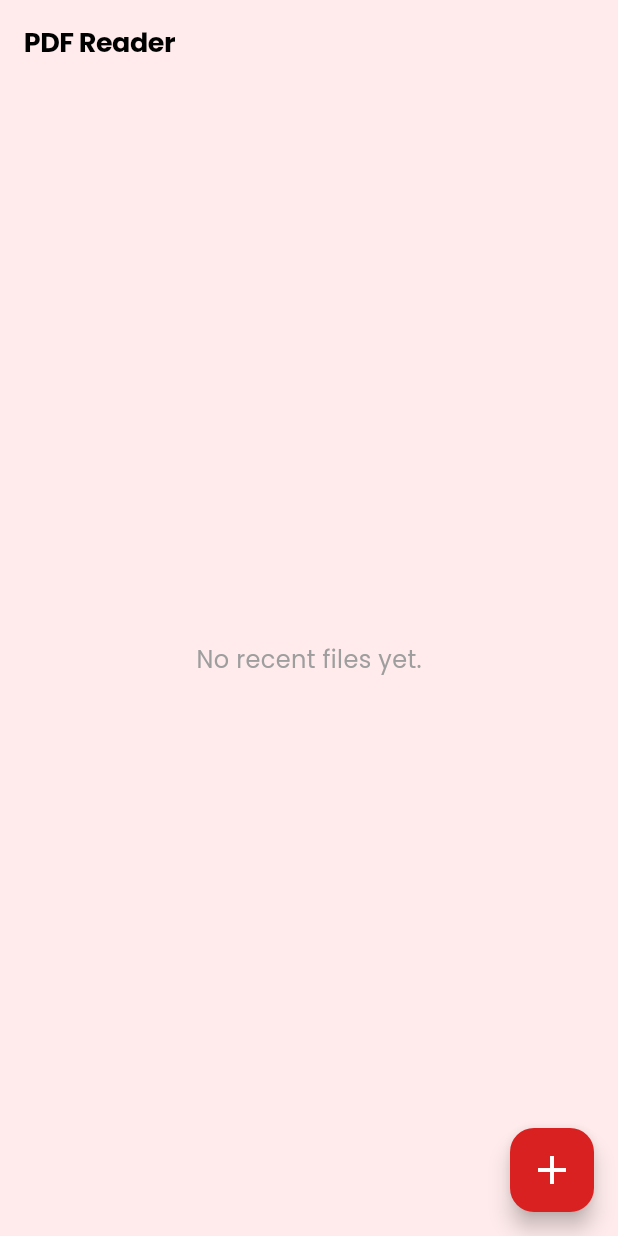
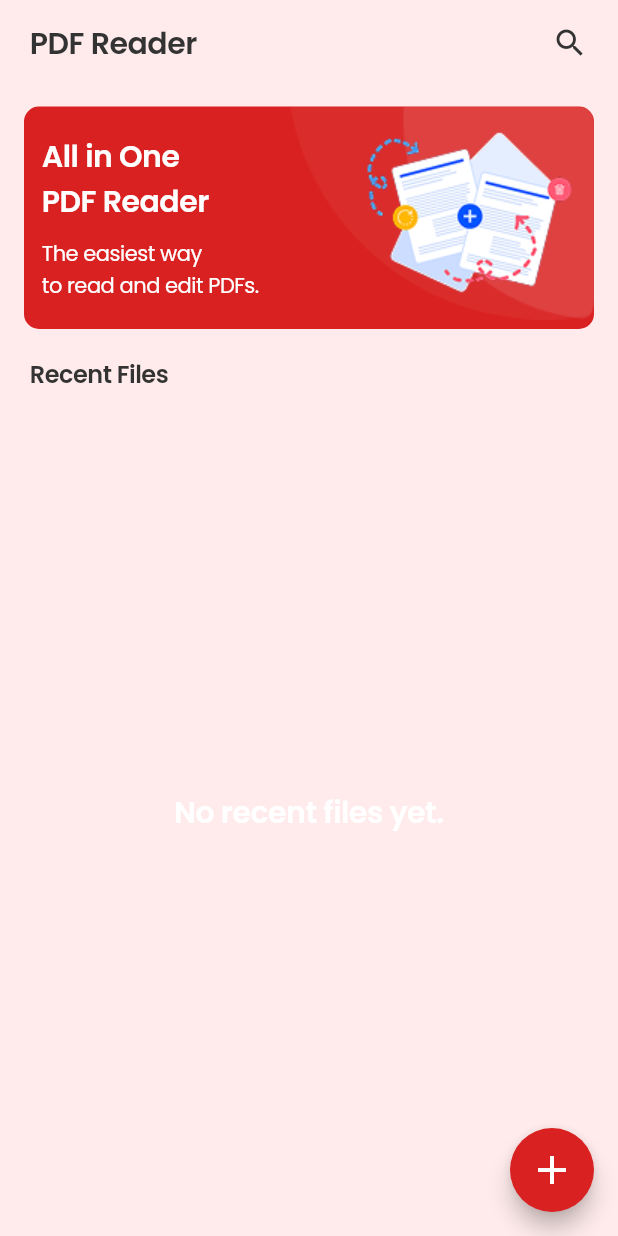
Before and after one commit to SuqenaSheikh/pdfreader, a Flutter app: the screen it shows after launch, after a tap on "Next", on a phone screen of 412 x 824 dp. Run offline on Flutter 3.47's test engine with Material 3 defaults, Android fonts, the light colour scheme and no system bars; our stand-ins replace file_picker, flutter_svg, get, shared_preferences; missing offline and left inert: share_handler, syncfusion_flutter_core, syncfusion_flutter_pdfviewer; project files that could hold a hidden picture were left out.

Commit message:
home edited

```diff
--- a/lib/contents/assets/assets.dart
+++ b/lib/contents/assets/assets.dart
@@ -2,11 +2,12 @@ class Assets{
   ///Images
   static const String icon = 'assets/images/icon.png';
   static const String pdf = 'assets/images/pdf_icon.png';
-  // static const String girlmaditate = 'assets/images/meditate.png';
+  static const String bg = 'assets/images/bghome.png';
+  static const String papers = 'assets/images/papers.png';
+// static const String girlmaditate = 'assets/images/meditate.png';
   // static const String girl = 'assets/images/stressrelief.png';
   // static const String girl1 = 'assets/images/selfcare.png';
   // static const String girl2 = 'assets/images/breath.png';
-  // static const String boy = 'assets/images/boystanding.png';
   //
   // static const String AppIcon = 'assets/images/iconlauncher.png';
   // // static const String editprofile = 'assets/images/edit1.png';
--- a/lib/contents/themes/apptheme.dart
+++ b/lib/contents/themes/apptheme.dart
@@ -16,16 +16,20 @@ class AppTheme {
         fontWeight: FontWeight.w600,
         letterSpacing: -0.32,
       ),
+      ///Used at languageselect
       titleLarge: TextStyle(
         color: AppColors.textColor,
-        fontSize: 18,
-        fontWeight: FontWeight.w700,
+        fontSize: 20,
+        fontWeight: FontWeight.w600,
         letterSpacing: -0.32,
       ),
+      ///Used at home
+
       titleMedium: TextStyle(
-        color: AppColors.textColor,
-        fontSize: 16,
-        fontWeight: FontWeight.w500,
+        color: AppColors.buttonTextColor,
+        fontSize: 20,
+        fontWeight: FontWeight.w600,
+        letterSpacing: -0.32,
       ),
       titleSmall: TextStyle(
         color: AppColors.textColor,
@@ -37,11 +41,11 @@ class AppTheme {
         fontSize: 18,
         fontWeight: FontWeight.w700,
       ),
-
+///used at home
       bodyMedium: TextStyle(
         color: AppColors.textColor,
-        fontSize: 15,
-        fontWeight: FontWeight.w400,
+        fontSize: 16,
+        fontWeight: FontWeight.w500,
       ),
       ///Used at splash
       bodySmall: TextStyle(
@@ -60,7 +64,7 @@ class AppTheme {
     ),
     colorScheme: ColorScheme.light(
         primary: AppColors.primaryColor,
-        // onPrimary: AppColors.bottombarTextColor,
+         onPrimary: AppColors.textColor,
         // secondary: AppColors.headingColor,
         onSecondary: AppColors.buttonTextColor,
         tertiary: AppColors.primaryLightColor
@@ -92,8 +96,8 @@ class AppTheme {
       ),
       titleLarge: TextStyle(
         color: AppColors.buttonTextColor,
-        fontSize: 18,
-        fontWeight: FontWeight.w700,
+        fontSize: 20,
+        fontWeight: FontWeight.w500,
         letterSpacing: -0.32,
       ),
       titleMedium: TextStyle(
--- a/lib/view/homeview.dart
+++ b/lib/view/homeview.dart
@@ -1,13 +1,9 @@
-import 'dart:io';
 import 'package:flutter/material.dart';
 import 'package:file_picker/file_picker.dart';
 import 'package:intl/intl.dart';
-import 'package:path/path.dart' as p;
 import 'package:pdfread/view/pdfview.dart';
-
 import '../contents/assets/assets.dart';
 import '../contents/services/recent_pdf_storage.dart';
-
 
 class HomeScreen extends StatefulWidget {
   const HomeScreen({super.key});
@@ -77,7 +73,10 @@ class _HomeScreenState extends State<HomeScreen> {
               style: ElevatedButton.styleFrom(
                 backgroundColor: Colors.redAccent,
                 foregroundColor: Colors.white,
-                padding: const EdgeInsets.symmetric(horizontal: 30, vertical: 14),
+                padding: const EdgeInsets.symmetric(
+                  horizontal: 30,
+                  vertical: 14,
+                ),
                 shape: RoundedRectangleBorder(
                   borderRadius: BorderRadius.circular(12),
                 ),
@@ -96,25 +95,110 @@ class _HomeScreenState extends State<HomeScreen> {
 
   @override
   Widget build(BuildContext context) {
+    final size = MediaQuery.of(context).size;
     return Scaffold(
-      appBar: AppBar(
-        title: const Text("PDF Reader", style: TextStyle(color: Colors.black)),
-        backgroundColor: Colors.transparent,
-        elevation: 0,
-        iconTheme: const IconThemeData(color: Colors.black),
-      ),
       floatingActionButton: FloatingActionButton(
         onPressed: _showUploadSheet,
+
         backgroundColor: Theme.of(context).colorScheme.primary,
-        child: const Icon(Icons.add, size: 32),
+        shape: const CircleBorder(),
+        child: Icon(
+          Icons.add,
+          size: 32,
+          color: Theme.of(context).colorScheme.onSecondary,
         ),
-      body: Padding(
+      ),
+      body: SafeArea(
+        child: Column(
+          children: [
+            const SizedBox(height: 16),
+
+            ///Appbar
+            Padding(
+              padding: EdgeInsets.symmetric(horizontal: 20),
+              child: Row(
+                mainAxisAlignment: MainAxisAlignment.spaceBetween,
+                children: [
+                  Text(
+                    "PDF Reader",
+                    style: Theme.of(context).textTheme.titleLarge,
+                  ),
+                  Icon(
+                    Icons.search,
+                    color: Theme.of(context).colorScheme.onPrimary,
+                  ),
+                ],
+              ),
+            ),
+            SizedBox(height: 10),
+
+            ///Container with image and text
+            Padding(
+              padding: EdgeInsets.symmetric(horizontal: 16, vertical: 20),
+              child: Container(
+                decoration: BoxDecoration(
+                  borderRadius: BorderRadius.circular(10),
+                  color: Theme.of(context).colorScheme.primary,
+                ),
+                height: size.height * 0.18,
+                width: size.width,
+                child: Stack(
+                  children: [
+                    Positioned(top: 0, right: 0, child: Image.asset(Assets.bg)),
+                    Row(
+                      mainAxisAlignment: MainAxisAlignment.spaceBetween,
+                      children: [
+                        Padding(
+                          padding: const EdgeInsets.only(left: 12),
+                          child: Column(
+                            crossAxisAlignment: CrossAxisAlignment.start,
+                            mainAxisAlignment: MainAxisAlignment.center,
+                            children: [
+                              Text(
+                                'All in One\nPDF Reader',
+                                style: Theme.of(context).textTheme.titleMedium,
+                              ),
+                              SizedBox(height: 10),
+                              Text(
+                                'The easiest way \nto read and edit PDFs.',
+                                style: Theme.of(context).textTheme.titleMedium
+                                    ?.copyWith(
+                                      fontWeight: FontWeight.w400,
+                                      fontSize: 14,
+                                    ),
+                              ),
+                            ],
+                          ),
+                        ),
+                        Image.asset(Assets.papers),
+                      ],
+                    ),
+                  ],
+                ),
+              ),
+            ),
+
+            ///List of recent files
+            Padding(
+              padding: const EdgeInsets.symmetric(horizontal: 20),
+              child: Align(
+                alignment: Alignment.topLeft,
+                child: Text(
+                  "Recent Files",
+                  style: Theme.of(
+                    context,
+                  ).textTheme.titleLarge?.copyWith(fontSize: 16),
+                ),
+              ),
+            ),
+            Expanded(
+              child: Padding(
                 padding: const EdgeInsets.all(16),
                 child: _recentPDFs.isEmpty
-            ? const Center(
+                    ? Center(
                         child: Text(
                           "No recent files yet.",
-            style: TextStyle(fontSize: 16, color: Colors.grey),
+                          style: Theme.of(context).textTheme.titleMedium,
                         ),
                       )
                     : ListView.builder(
@@ -126,16 +210,20 @@ class _HomeScreenState extends State<HomeScreen> {
                             shape: RoundedRectangleBorder(
                               borderRadius: BorderRadius.circular(16),
                             ),
-              elevation: 3,
+                            elevation: 0,
                             child: ListTile(
                               leading: Image.asset(Assets.pdf, height: 40),
                               title: Text(
                                 pdf['name'] ?? '',
                                 maxLines: 1,
                                 overflow: TextOverflow.ellipsis,
-
+                                style: Theme.of(context).textTheme.bodyMedium,
                               ),
-                subtitle: Text(_formatTime(pdf['time']!)),
+                              subtitle: Text(
+                                _formatTime(pdf['time']!),
+                                style: Theme.of(context).textTheme.bodySmall,
+                              ),
+                              trailing: Icon(Icons.more_vert),
                               onTap: () {
                                 Navigator.push(
                                   context,
@@ -152,6 +240,10 @@ class _HomeScreenState extends State<HomeScreen> {
                         },
                       ),
               ),
+            ),
+          ],
+        ),
+      ),
     );
   }
 }
--- a/lib/view/languages.dart
+++ b/lib/view/languages.dart
@@ -111,7 +111,7 @@ class _SelectLanguageScreenState extends State<SelectLanguageScreen> {
                           lc.t('select_language'),
                           style: Theme.of(
                             context,
-                          ).textTheme.titleLarge?.copyWith(fontSize: 22),
+                          ).textTheme.titleLarge,
                         ),
                         ElevatedButton(
                           onPressed: _selectedCode == null
@@ -159,7 +159,7 @@ class _SelectLanguageScreenState extends State<SelectLanguageScreen> {
                           size: 24,
                         ),
                         hintText: lc.t('search_language'),
-                        hintStyle: Theme.of(context).textTheme.titleMedium,
+                        hintStyle: Theme.of(context).textTheme.titleLarge,
                         filled: true,
                         fillColor: Theme.of(context).colorScheme.onSecondary,
                         contentPadding: const EdgeInsets.symmetric(
--- a/pubspec.yaml
+++ b/pubspec.yaml
@@ -70,6 +70,7 @@ flutter:
   assets:
     - assets/svgs/
     - assets/images/
+    - assets/images/bghome.png
 
 
   fonts:
```
Also changed, not shown: assets/images/bghome.png (added), assets/images/papers.png (added). Lines whose indentation alone changed are shown as unchanged.
